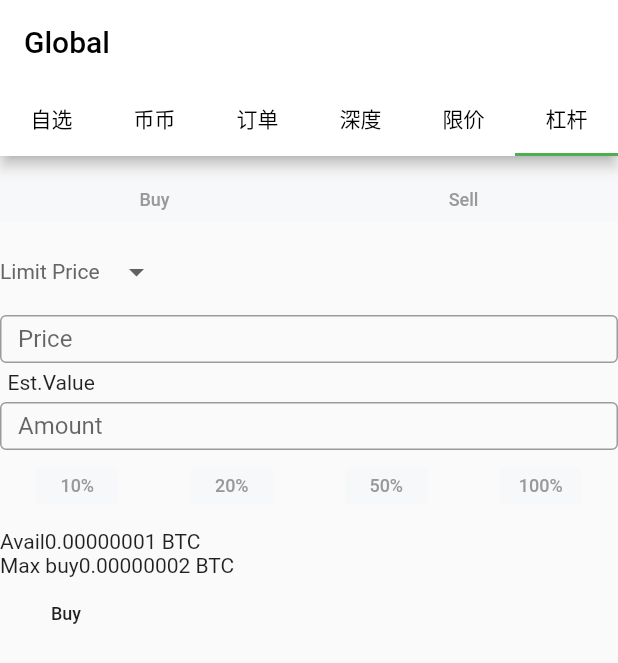
After one commit to 156980441/flutter_demo, a Flutter app: the screen it shows after launch, tab 6 chosen, on a phone screen of 412 x 824 dp. The commit adds this screen. Shown: the top 663 px of the screen. Run offline on Flutter 3.47's test engine with Material 2 defaults, Android fonts, the phone set to English and light mode, and no system bars; our stand-ins replace flutter_native_web, flutter_swiper, fluttertoast, shared_preferences; missing offline and left inert: a package; generated files the repository leaves out were written again; network calls fail.

Commit message:
【提交类型】new 【修改内容】杠杆主页面 【影响范围】bb 【风险评估】low

```diff
--- a/flutter_news/lib/main.dart
+++ b/flutter_news/lib/main.dart
@@ -4,6 +4,7 @@ import 'package:flutternews/home/home_view.dart';
 import 'package:flutternews/order/order_view.dart';
 import 'package:flutternews/depth/depth_view.dart';
 import 'package:flutternews/trade/limit/limit_view.dart';
+import 'package:flutternews/trade/composed_trade_view.dart';
 //import 'package:flutter/rendering.dart';
 
 void main() {
@@ -32,7 +33,10 @@ class App extends StatelessWidget {
         child: Text("深度", style: TextStyle(color: Colors.black)),
       ),
       Tab(
-        child: Text("交易", style: TextStyle(color: Colors.black)),
+        child: Text("限价", style: TextStyle(color: Colors.black)),
+      ),
+      Tab(
+        child: Text("杠杆", style: TextStyle(color: Colors.black)),
       ),
     ];
     return DefaultTabController(
@@ -56,6 +60,7 @@ class App extends StatelessWidget {
             OrderView(),
             DepthView(),
             LimitView(),
+            ComposedTradeView(),
           ]),
         ),
       ),
--- a/flutter_news/lib/trade/account/trade_account.dart
+++ b/flutter_news/lib/trade/account/trade_account.dart
@@ -16,7 +16,6 @@ class _TradeAccountViewState extends State<TradeAccountView> {
   @override
   Widget build(BuildContext context) {
     return Container(
-      height: 30,
       child: Column(
         crossAxisAlignment: CrossAxisAlignment.start,
         children: <Widget>[
--- /dev/null
+++ b/flutter_news/lib/trade/composed_trade_view.dart
@@ -0,0 +1,47 @@
+import 'package:flutter/material.dart';
+import 'package:flutternews/trade/account/trade_account.dart';
+import 'package:flutternews/trade/limit/limit_view.dart';
+import 'package:flutternews/trade/strategy/strategy_header_view.dart';
+
+class ComposedTradeView extends StatefulWidget {
+  @override
+  State<StatefulWidget> createState() {
+    return _ComposedTradeViewState();
+  }
+}
+
+class _ComposedTradeViewState extends State<ComposedTradeView> {
+  @override
+  void initState() {
+    super.initState();
+  }
+
+  void dispose() {
+    super.dispose();
+  }
+
+  @override
+  Widget build(BuildContext context) {
+    return Container(
+      padding: EdgeInsets.only(
+        top: 5.0,
+        bottom: 5,
+      ),
+      child: Column(
+        crossAxisAlignment: CrossAxisAlignment.start,
+        children: <Widget>[
+          StrategyHeaderView(),
+          LimitView(),
+          TradeAccountView(),
+          FlatButton(
+            onPressed: () {},
+            child: Text(
+              'Buy',
+              style: TextStyle(fontSize: 12.0),
+            ),
+          ),
+        ],
+      ),
+    );
+  }
+}
--- a/flutter_news/lib/trade/limit/limit_view.dart
+++ b/flutter_news/lib/trade/limit/limit_view.dart
@@ -49,7 +49,6 @@ class _LimitViewState extends State<LimitView> {
   Widget build(BuildContext context) {
     return Container(
       padding: EdgeInsets.only(top:5.0, bottom: 5,),
-      height: 121,
       child: Column(
         crossAxisAlignment: CrossAxisAlignment.start,
         children: <Widget>[
--- /dev/null
+++ b/flutter_news/lib/trade/strategy/strategy_header_view.dart
@@ -0,0 +1,88 @@
+import 'package:flutter/material.dart';
+
+class StrategyHeaderView extends StatefulWidget {
+  @override
+  State<StatefulWidget> createState() {
+    return _StrategyHeaderViewState();
+  }
+}
+
+class _StrategyHeaderViewState extends State<StrategyHeaderView> {
+
+  String _dropdownValue = 'Limit Price';
+
+  @override
+  void initState() {
+    super.initState();
+  }
+
+  void dispose() {
+    super.dispose();
+  }
+
+  FlatButton _createFlatButton(String title) {
+    return FlatButton(
+      color: Color(0xFFF7F8FA),
+      textColor: Color(0xFF999999),
+      disabledColor: Color(0xFFF7F8FA),
+      disabledTextColor: Color(0xFF999999),
+      padding: EdgeInsets.all(2.0),
+      splashColor: Colors.blueAccent,
+      onPressed: () {},
+      child: Text(
+        title,
+        style: TextStyle(fontSize: 12.0),
+      ),
+    );
+  }
+
+  @override
+  Widget build(BuildContext context) {
+    return Container(
+      padding: EdgeInsets.only(),
+      child: Column(
+        crossAxisAlignment: CrossAxisAlignment.start,
+        children: <Widget>[
+          Row(
+            mainAxisAlignment: MainAxisAlignment.start,
+            children: <Widget>[
+              ButtonTheme(
+                minWidth: MediaQuery.of(context).size.width / 2,
+                height: 30,
+                child: _createFlatButton('Buy'),
+              ),
+              ButtonTheme(
+                minWidth: MediaQuery.of(context).size.width / 2,
+                height: 30,
+                child: _createFlatButton('Sell'),
+              ),
+            ],
+          ),
+          DropdownButton<String>(
+            value: _dropdownValue,
+            icon: Icon(Icons.arrow_drop_down),
+            iconSize: 24,
+            elevation: 24,
+            style: TextStyle(color: Color(0xFF666666)),
+            underline: Container(
+              height: 0,
+              color: Colors.white,
+            ),
+            onChanged: (String newValue) {
+              setState(() {
+                _dropdownValue = newValue;
+              });
+            },
+            items: <String>['Limit Price', 'Market Price', 'Trigger Price', 'TWAD']
+                .map<DropdownMenuItem<String>>((String value) {
+              return DropdownMenuItem<String>(
+                value: value,
+                child: Text(value),
+              );
+            }).toList(),
+          ),
+        ],
+      ),
+    );
+  }
+}
```
